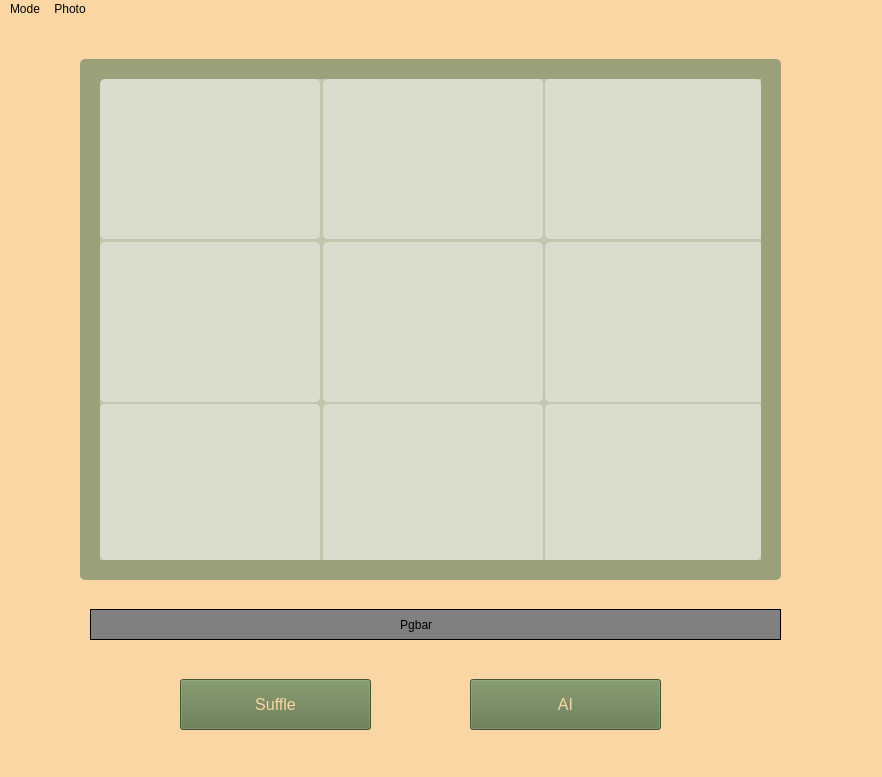
Qt form designer/form.ui (Junad-Park/N-Puzzle) before a commit.
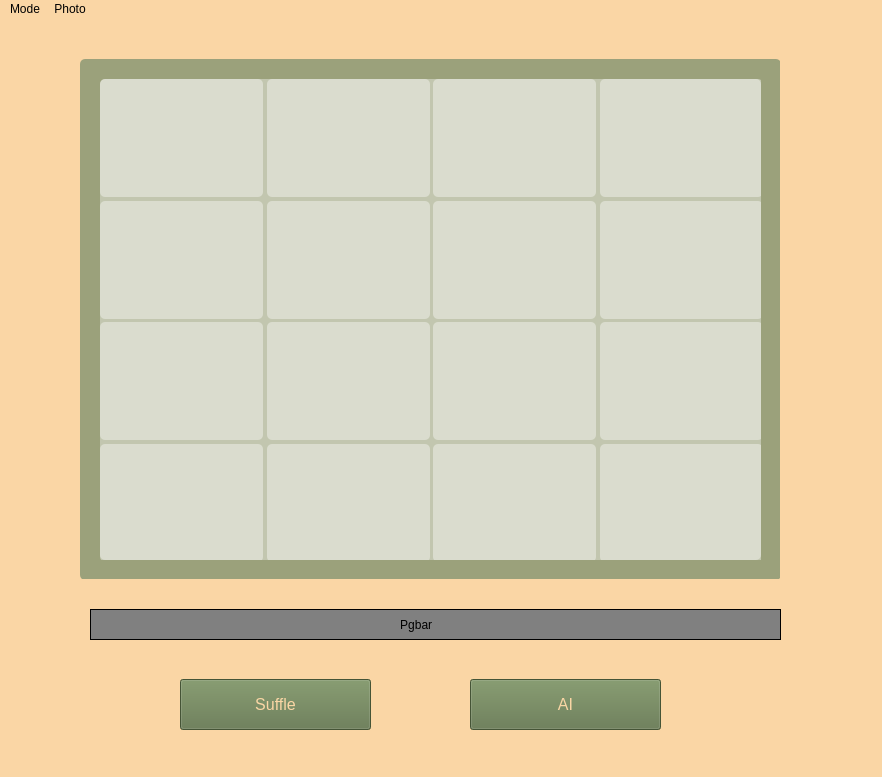
The same form after that commit. The open tabs and pages were chosen to show the change. Icons and pictures are not drawn.

Diff of the .ui file:
```diff
--- a/designer/form.ui
+++ b/designer/form.ui
@@ -58,11 +58,42 @@
      <string>AI</string>
     </property>
    </widget>
-   <widget class="QWidget" name="widget" native="true">
+   <widget class="QLabel" name="Pgbar">
+    <property name="geometry">
+     <rect>
+      <x>90</x>
+      <y>590</y>
+      <width>691</width>
+      <height>31</height>
+     </rect>
+    </property>
+    <property name="styleSheet">
+     <string notr="true">background-color : rgb(128, 128, 128);
+border: 1px solid black;
+border-radius: 40px;</string>
+    </property>
+    <property name="text">
+     <string>                                                                                            Pgbar</string>
+    </property>
+   </widget>
+   <widget class="QStackedWidget" name="stackedWidget">
     <property name="geometry">
      <rect>
       <x>80</x>
       <y>40</y>
+      <width>700</width>
+      <height>520</height>
+     </rect>
+    </property>
+    <property name="currentIndex">
+     <number>0</number>
+    </property>
+    <widget class="QWidget" name="page">
+     <widget class="QWidget" name="widget" native="true">
+      <property name="geometry">
+       <rect>
+        <x>0</x>
+        <y>0</y>
       <width>701</width>
       <height>521</height>
      </rect>
@@ -323,23 +354,399 @@
      </layout>
     </widget>
    </widget>
-   <widget class="QLabel" name="Pgbar">
+    </widget>
+    <widget class="QWidget" name="page_2">
+     <widget class="QWidget" name="widget_3" native="true">
     <property name="geometry">
      <rect>
-      <x>90</x>
-      <y>590</y>
-      <width>691</width>
-      <height>31</height>
+        <x>0</x>
+        <y>0</y>
+        <width>701</width>
+        <height>521</height>
      </rect>
     </property>
     <property name="styleSheet">
-     <string notr="true">background-color : rgb(128, 128, 128);
-border: 1px solid black;
-border-radius: 40px;</string>
-    </property>
+       <string notr="true">background-color : rgb(155, 161, 123);
+border-radius : 5px;
+</string>
+      </property>
+      <widget class="QLabel" name="label_2">
+       <property name="geometry">
+        <rect>
+         <x>20</x>
+         <y>20</y>
+         <width>661</width>
+         <height>481</height>
+        </rect>
+       </property>
+       <property name="minimumSize">
+        <size>
+         <width>661</width>
+         <height>481</height>
+        </size>
+       </property>
+       <property name="mouseTracking">
+        <bool>false</bool>
+       </property>
+       <property name="tabletTracking">
+        <bool>false</bool>
+       </property>
+       <property name="acceptDrops">
+        <bool>false</bool>
+       </property>
+       <property name="autoFillBackground">
+        <bool>false</bool>
+       </property>
+       <property name="styleSheet">
+        <string notr="true">border-image: url(/Users/parkjunha/Desktop/Project/N-Puzzle/images/corgi.jpg);
+
+border-radius : 10px; 
+opacity : 0.2;
+</string>
+       </property>
     <property name="text">
-     <string>                                                                                            Pgbar</string>
-    </property>
+        <string/>
+       </property>
+       <property name="pixmap">
+        <pixmap>:/cropImg/cropImg/corgi.jpg</pixmap>
+       </property>
+       <property name="scaledContents">
+        <bool>true</bool>
+       </property>
+       <property name="wordWrap">
+        <bool>false</bool>
+       </property>
+       <property name="openExternalLinks">
+        <bool>false</bool>
+       </property>
+      </widget>
+      <widget class="QWidget" name="widget_4" native="true">
+       <property name="geometry">
+        <rect>
+         <x>20</x>
+         <y>20</y>
+         <width>661</width>
+         <height>481</height>
+        </rect>
+       </property>
+       <property name="minimumSize">
+        <size>
+         <width>661</width>
+         <height>481</height>
+        </size>
+       </property>
+       <property name="styleSheet">
+        <string notr="true">background-color : rgba(255, 255, 255, 100);</string>
+       </property>
+       <layout class="QGridLayout" name="gridLayout_2">
+        <item row="2" column="5">
+         <widget class="QPushButton" name="puzzle_13">
+          <property name="minimumSize">
+           <size>
+            <width>163</width>
+            <height>118</height>
+           </size>
+          </property>
+          <property name="cursor">
+           <cursorShape>PointingHandCursor</cursorShape>
+          </property>
+          <property name="styleSheet">
+           <string notr="true">border-image: url(:/images/images/cropImg/corgi16/corgi_0_3.jpg);</string>
+          </property>
+          <property name="text">
+           <string/>
+          </property>
+         </widget>
+        </item>
+        <item row="2" column="3">
+         <widget class="QPushButton" name="puzzle_11">
+          <property name="minimumSize">
+           <size>
+            <width>163</width>
+            <height>118</height>
+           </size>
+          </property>
+          <property name="cursor">
+           <cursorShape>PointingHandCursor</cursorShape>
+          </property>
+          <property name="styleSheet">
+           <string notr="true">border-image: url(:/images/images/cropImg/corgi16/corgi_0_1.jpg);</string>
+          </property>
+          <property name="text">
+           <string/>
+          </property>
+         </widget>
+        </item>
+        <item row="4" column="3">
+         <widget class="QPushButton" name="puzzle_19">
+          <property name="minimumSize">
+           <size>
+            <width>163</width>
+            <height>118</height>
+           </size>
+          </property>
+          <property name="cursor">
+           <cursorShape>PointingHandCursor</cursorShape>
+          </property>
+          <property name="styleSheet">
+           <string notr="true">border-image: url(:/images/images/cropImg/corgi16/corgi_2_1.jpg);</string>
+          </property>
+          <property name="text">
+           <string/>
+          </property>
+         </widget>
+        </item>
+        <item row="3" column="3">
+         <widget class="QPushButton" name="puzzle_15">
+          <property name="minimumSize">
+           <size>
+            <width>163</width>
+            <height>118</height>
+           </size>
+          </property>
+          <property name="cursor">
+           <cursorShape>PointingHandCursor</cursorShape>
+          </property>
+          <property name="styleSheet">
+           <string notr="true">border-image: url(:/images/images/cropImg/corgi16/corgi_1_1.jpg);</string>
+          </property>
+          <property name="text">
+           <string/>
+          </property>
+         </widget>
+        </item>
+        <item row="4" column="2">
+         <widget class="QPushButton" name="puzzle_18">
+          <property name="minimumSize">
+           <size>
+            <width>163</width>
+            <height>118</height>
+           </size>
+          </property>
+          <property name="cursor">
+           <cursorShape>PointingHandCursor</cursorShape>
+          </property>
+          <property name="styleSheet">
+           <string notr="true">border-image: url(:/images/images/cropImg/corgi16/corgi_2_0.jpg);</string>
+          </property>
+          <property name="text">
+           <string/>
+          </property>
+         </widget>
+        </item>
+        <item row="6" column="3">
+         <widget class="QPushButton" name="puzzle_23">
+          <property name="minimumSize">
+           <size>
+            <width>163</width>
+            <height>118</height>
+           </size>
+          </property>
+          <property name="cursor">
+           <cursorShape>PointingHandCursor</cursorShape>
+          </property>
+          <property name="styleSheet">
+           <string notr="true">border-image: url(:/images/images/cropImg/corgi16/corgi_3_1.jpg);</string>
+          </property>
+          <property name="text">
+           <string/>
+          </property>
+         </widget>
+        </item>
+        <item row="6" column="2">
+         <widget class="QPushButton" name="puzzle_22">
+          <property name="minimumSize">
+           <size>
+            <width>163</width>
+            <height>118</height>
+           </size>
+          </property>
+          <property name="cursor">
+           <cursorShape>PointingHandCursor</cursorShape>
+          </property>
+          <property name="styleSheet">
+           <string notr="true">border-image: url(:/images/images/cropImg/corgi16/corgi_3_0.jpg);</string>
+          </property>
+          <property name="text">
+           <string/>
+          </property>
+         </widget>
+        </item>
+        <item row="2" column="4">
+         <widget class="QPushButton" name="puzzle_12">
+          <property name="minimumSize">
+           <size>
+            <width>163</width>
+            <height>118</height>
+           </size>
+          </property>
+          <property name="cursor">
+           <cursorShape>PointingHandCursor</cursorShape>
+          </property>
+          <property name="styleSheet">
+           <string notr="true">border-image: url(:/images/images/cropImg/corgi16/corgi_0_2.jpg);</string>
+          </property>
+          <property name="text">
+           <string/>
+          </property>
+         </widget>
+        </item>
+        <item row="3" column="2">
+         <widget class="QPushButton" name="puzzle_14">
+          <property name="minimumSize">
+           <size>
+            <width>163</width>
+            <height>118</height>
+           </size>
+          </property>
+          <property name="cursor">
+           <cursorShape>PointingHandCursor</cursorShape>
+          </property>
+          <property name="styleSheet">
+           <string notr="true">border-image: url(:/images/images/cropImg/corgi16/corgi_1_0.jpg);</string>
+          </property>
+          <property name="text">
+           <string/>
+          </property>
+         </widget>
+        </item>
+        <item row="4" column="5">
+         <widget class="QPushButton" name="puzzle_21">
+          <property name="minimumSize">
+           <size>
+            <width>163</width>
+            <height>118</height>
+           </size>
+          </property>
+          <property name="cursor">
+           <cursorShape>PointingHandCursor</cursorShape>
+          </property>
+          <property name="styleSheet">
+           <string notr="true">border-image: url(:/images/images/cropImg/corgi16/corgi_2_3.jpg);</string>
+          </property>
+          <property name="text">
+           <string/>
+          </property>
+         </widget>
+        </item>
+        <item row="3" column="5">
+         <widget class="QPushButton" name="puzzle_17">
+          <property name="minimumSize">
+           <size>
+            <width>163</width>
+            <height>118</height>
+           </size>
+          </property>
+          <property name="cursor">
+           <cursorShape>PointingHandCursor</cursorShape>
+          </property>
+          <property name="styleSheet">
+           <string notr="true">border-image: url(:/images/images/cropImg/corgi16/corgi_1_3.jpg);</string>
+          </property>
+          <property name="text">
+           <string/>
+          </property>
+         </widget>
+        </item>
+        <item row="6" column="4">
+         <widget class="QPushButton" name="puzzle_24">
+          <property name="minimumSize">
+           <size>
+            <width>163</width>
+            <height>118</height>
+           </size>
+          </property>
+          <property name="cursor">
+           <cursorShape>PointingHandCursor</cursorShape>
+          </property>
+          <property name="styleSheet">
+           <string notr="true">border-image: url(:/images/images/cropImg/corgi16/corgi_3_2.jpg);</string>
+          </property>
+          <property name="text">
+           <string/>
+          </property>
+         </widget>
+        </item>
+        <item row="6" column="5">
+         <widget class="QPushButton" name="puzzle_25">
+          <property name="minimumSize">
+           <size>
+            <width>163</width>
+            <height>118</height>
+           </size>
+          </property>
+          <property name="cursor">
+           <cursorShape>PointingHandCursor</cursorShape>
+          </property>
+          <property name="styleSheet">
+           <string notr="true">border-image: url(:/images/images/cropImg/corgi16/corgi_3_3.jpg);</string>
+          </property>
+          <property name="text">
+           <string/>
+          </property>
+         </widget>
+        </item>
+        <item row="4" column="4">
+         <widget class="QPushButton" name="puzzle_20">
+          <property name="minimumSize">
+           <size>
+            <width>163</width>
+            <height>118</height>
+           </size>
+          </property>
+          <property name="cursor">
+           <cursorShape>PointingHandCursor</cursorShape>
+          </property>
+          <property name="styleSheet">
+           <string notr="true">border-image: url(:/images/images/cropImg/corgi16/corgi_2_2.jpg);</string>
+          </property>
+          <property name="text">
+           <string/>
+          </property>
+         </widget>
+        </item>
+        <item row="2" column="2">
+         <widget class="QPushButton" name="puzzle_10">
+          <property name="minimumSize">
+           <size>
+            <width>163</width>
+            <height>118</height>
+           </size>
+          </property>
+          <property name="cursor">
+           <cursorShape>PointingHandCursor</cursorShape>
+          </property>
+          <property name="styleSheet">
+           <string notr="true">border-image: url(:/images/images/cropImg/corgi16/corgi_0_0.jpg);</string>
+          </property>
+          <property name="text">
+           <string/>
+          </property>
+         </widget>
+        </item>
+        <item row="3" column="4">
+         <widget class="QPushButton" name="puzzle_16">
+          <property name="minimumSize">
+           <size>
+            <width>163</width>
+            <height>118</height>
+           </size>
+          </property>
+          <property name="cursor">
+           <cursorShape>PointingHandCursor</cursorShape>
+          </property>
+          <property name="styleSheet">
+           <string notr="true">border-image: url(:/images/images/cropImg/corgi16/corgi_1_2.jpg);</string>
+          </property>
+          <property name="text">
+           <string/>
+          </property>
+         </widget>
+        </item>
+       </layout>
+      </widget>
+     </widget>
+    </widget>
    </widget>
   </widget>
   <widget class="QMenuBar" name="menubar">
```
Left out of the diff: 302 changed lines with no effect on the pictures. Lines whose indentation alone changed are shown as unchanged.
